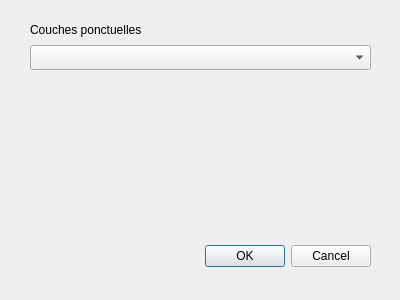
First picture: the form in mon_extension_dialog_base.ui, repository diegoposba/mon_extension, before the edit.
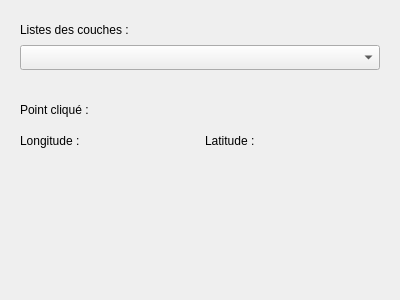
Second picture: the form after the edit.

```diff
--- a/mon_extension_dialog_base.ui
+++ b/mon_extension_dialog_base.ui
@@ -15,40 +15,83 @@
   <widget class="QLabel" name="label_couches" >
    <property name="geometry" >
     <rect>
-     <x>30</x>
+     <x>20</x>
      <y>20</y>
-     <width>341</width>
+     <width>360</width>
      <height>20</height>
     </rect>
    </property>
    <property name="text" >
-    <string>Couches ponctuelles</string>
+    <string>Listes des couches :</string>
    </property>
   </widget>
   <widget class="QComboBox" name="cb_couches" >
    <property name="geometry" >
     <rect>
-     <x>30</x>
+     <x>20</x>
      <y>45</y>
-     <width>341</width>
+     <width>360</width>
      <height>25</height>
     </rect>
    </property>
   </widget>
-  <widget class="QDialogButtonBox" name="button_box" >
+  <widget class="QLabel" name="label_point" >
    <property name="geometry" >
     <rect>
-     <x>30</x>
-     <y>240</y>
-     <width>341</width>
-     <height>32</height>
+     <x>20</x>
+     <y>100</y>
+     <width>360</width>
+     <height>20</height>
     </rect>
    </property>
-   <property name="orientation" >
-    <enum>Qt::Horizontal</enum>
+   <property name="text" >
+    <string>Point cliqué :</string>
    </property>
-   <property name="standardButtons" >
-    <set>QDialogButtonBox::Cancel|QDialogButtonBox::Ok</set>
+  </widget>
+  <widget class="QLabel" name="label_longitude" >
+   <property name="geometry" >
+    <rect>
+     <x>20</x>
+     <y>128</y>
+     <width>80</width>
+     <height>25</height>
+    </rect>
+   </property>
+   <property name="text" >
+    <string>Longitude :</string>
+   </property>
+  </widget>
+  <widget class="QLabel" name="lbl_longitude" >
+   <property name="geometry" >
+    <rect>
+     <x>100</x>
+     <y>128</y>
+     <width>95</width>
+     <height>25</height>
+    </rect>
+   </property>
+  </widget>
+  <widget class="QLabel" name="label_latitude" >
+   <property name="geometry" >
+    <rect>
+     <x>205</x>
+     <y>128</y>
+     <width>70</width>
+     <height>25</height>
+    </rect>
+   </property>
+   <property name="text" >
+    <string>Latitude :</string>
+   </property>
+  </widget>
+  <widget class="QLabel" name="lbl_latitude" >
+   <property name="geometry" >
+    <rect>
+     <x>280</x>
+     <y>128</y>
+     <width>100</width>
+     <height>25</height>
+    </rect>
    </property>
   </widget>
  </widget>
```
Left out of the diff: 37 changed lines with no effect on the pictures.
